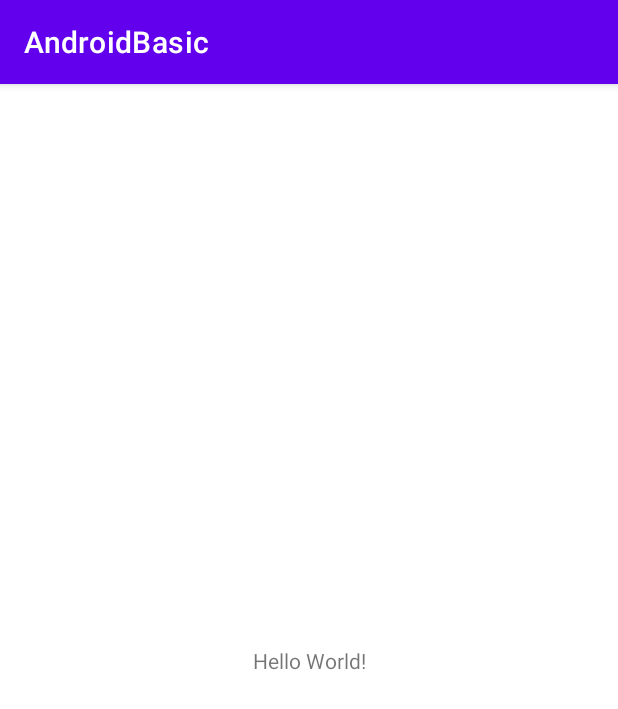
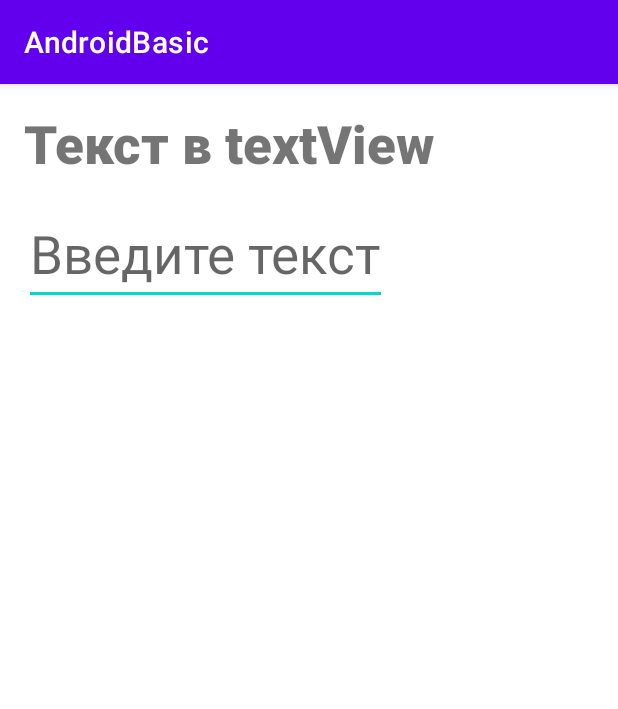
Before and after one commit to citizen-of-makondo/AndroidBasic, an Android app: the screen it shows after launch (MainActivity), on a phone screen of 412 x 824 dp. Shown: the top 709 px of the screen. Run offline under Robolectric (Android 15) with nearby library versions, the phone set to English and light mode, and no system bars.

Commit message:
Added TextView and EditText

```diff
--- a/app/src/main/res/layout/activity_main.xml
+++ b/app/src/main/res/layout/activity_main.xml
@@ -1,18 +1,29 @@
 <?xml version="1.0" encoding="utf-8"?>
-<androidx.constraintlayout.widget.ConstraintLayout xmlns:android="http://schemas.android.com/apk/res/android"
+<LinearLayout xmlns:android="http://schemas.android.com/apk/res/android"
     xmlns:app="http://schemas.android.com/apk/res-auto"
     xmlns:tools="http://schemas.android.com/tools"
     android:layout_width="match_parent"
     android:layout_height="match_parent"
+    android:orientation="vertical"
     tools:context=".MainActivity">
 
     <TextView
+        android:id="@+id/textView"
         android:layout_width="wrap_content"
         android:layout_height="wrap_content"
-        android:text="Hello World!"
-        app:layout_constraintBottom_toBottomOf="parent"
-        app:layout_constraintLeft_toLeftOf="parent"
-        app:layout_constraintRight_toRightOf="parent"
-        app:layout_constraintTop_toTopOf="parent" />
+        android:layout_margin="16dp"
+        android:fontFamily="sans-serif-black"
+        android:text="@string/textInTextview"
+        android:textSize="35sp" />
 
-</androidx.constraintlayout.widget.ConstraintLayout>
+    <EditText
+        android:id="@+id/editText"
+        android:layout_width="wrap_content"
+        android:layout_height="wrap_content"
+        android:layout_marginLeft="16dp"
+        android:hint="@string/writeYourText"
+        android:textSize="35sp" />
+
+
+
+</LinearLayout>
--- a/app/src/main/res/values/strings.xml
+++ b/app/src/main/res/values/strings.xml
@@ -1,3 +1,5 @@
 <resources>
     <string name="app_name">AndroidBasic</string>
+    <string name="textInTextview">Текст в textView</string>
+    <string name="writeYourText">Введите текст</string>
 </resources>
```
